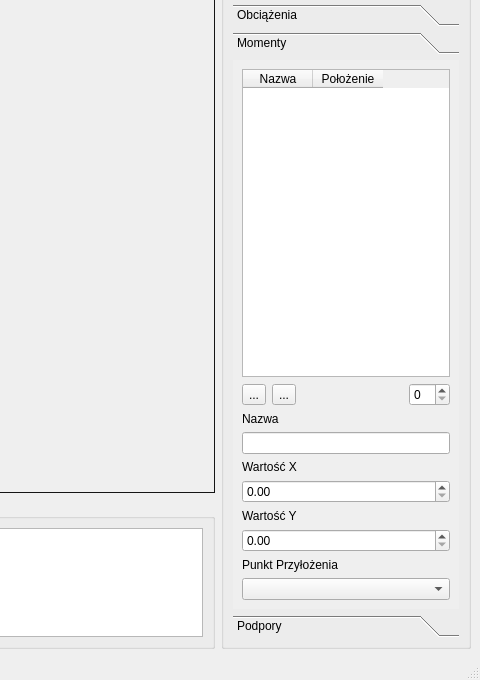
Before: the Qt Designer form mainwindow.ui in hglmg/staticsSimulator, drawn with Qt 5; both pictures show x 767 to 1247 and y 95 to 775 of the 1247 by 775 pixel window.
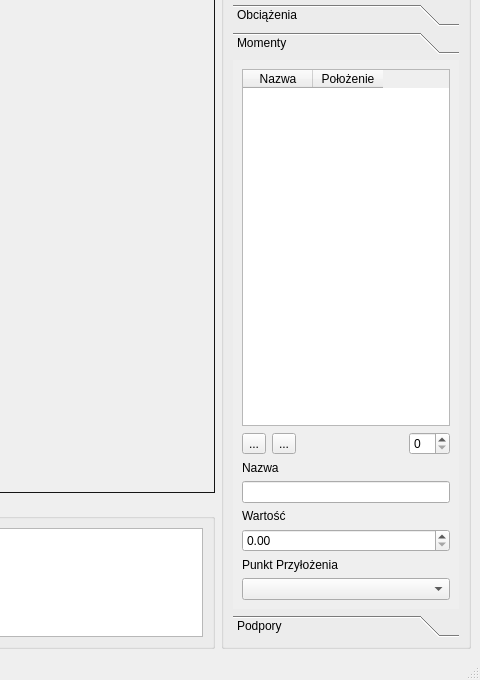
After: the same form once the commit is applied. The open tabs and pages were chosen to show the change. Icons and pictures are not drawn. Custom widgets are drawn as their Qt base class.

The edit to the form file:
```diff
--- a/mainwindow.ui
+++ b/mainwindow.ui
@@ -798,8 +798,8 @@
            <rect>
             <x>0</x>
             <y>0</y>
-            <width>220</width>
-            <height>494</height>
+            <width>226</width>
+            <height>537</height>
            </rect>
           </property>
           <attribute name="label">
@@ -903,22 +903,12 @@
            <item>
             <widget class="QLabel" name="label_22">
              <property name="text">
-              <string>Wartość X</string>
+              <string>Wartość</string>
              </property>
             </widget>
            </item>
            <item>
-            <widget class="QDoubleSpinBox" name="momentXSpinBox_2"/>
-           </item>
-           <item>
-            <widget class="QLabel" name="label_19">
-             <property name="text">
-              <string>Wartość Y</string>
-             </property>
-            </widget>
-           </item>
-           <item>
-            <widget class="QDoubleSpinBox" name="momentYSpinBox_2"/>
+            <widget class="QDoubleSpinBox" name="momentSpinBox_2"/>
            </item>
            <item>
             <widget class="QLabel" name="label_20">
```
Left out of the diff: 20 changed lines with no effect on the pictures.
